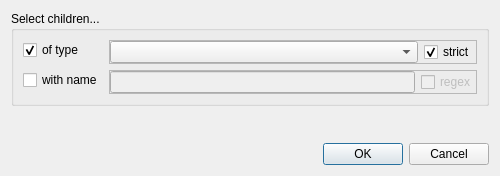
First picture: the form in qCC/ui_templates/selectChildrenDlg.ui, repository luca-penasa/cloudcompare, before the edit.
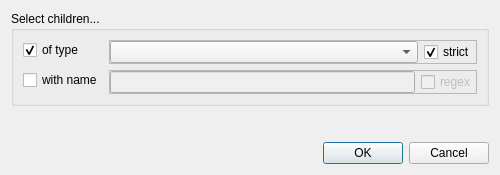
Second picture: the form after the edit.

The edit to the form file:
```diff
--- a/qCC/ui_templates/selectChildrenDlg.ui
+++ b/qCC/ui_templates/selectChildrenDlg.ui
@@ -7,7 +7,7 @@
     <x>0</x>
     <y>0</y>
     <width>500</width>
-    <height>176</height>
+    <height>175</height>
    </rect>
   </property>
   <property name="windowTitle">
```
